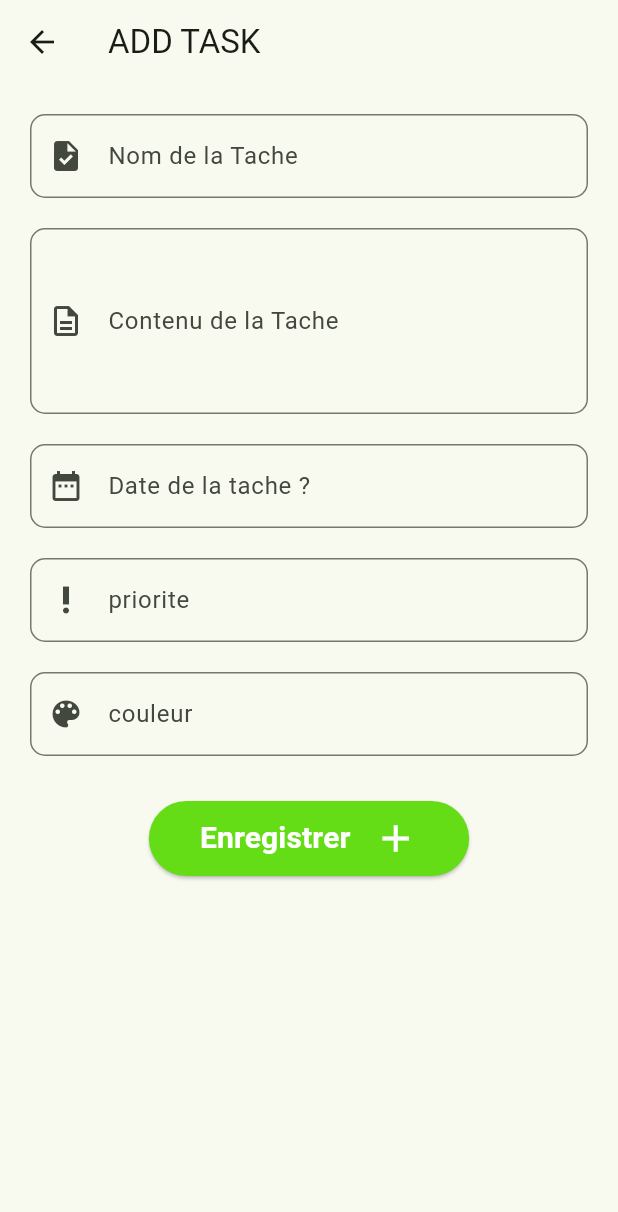
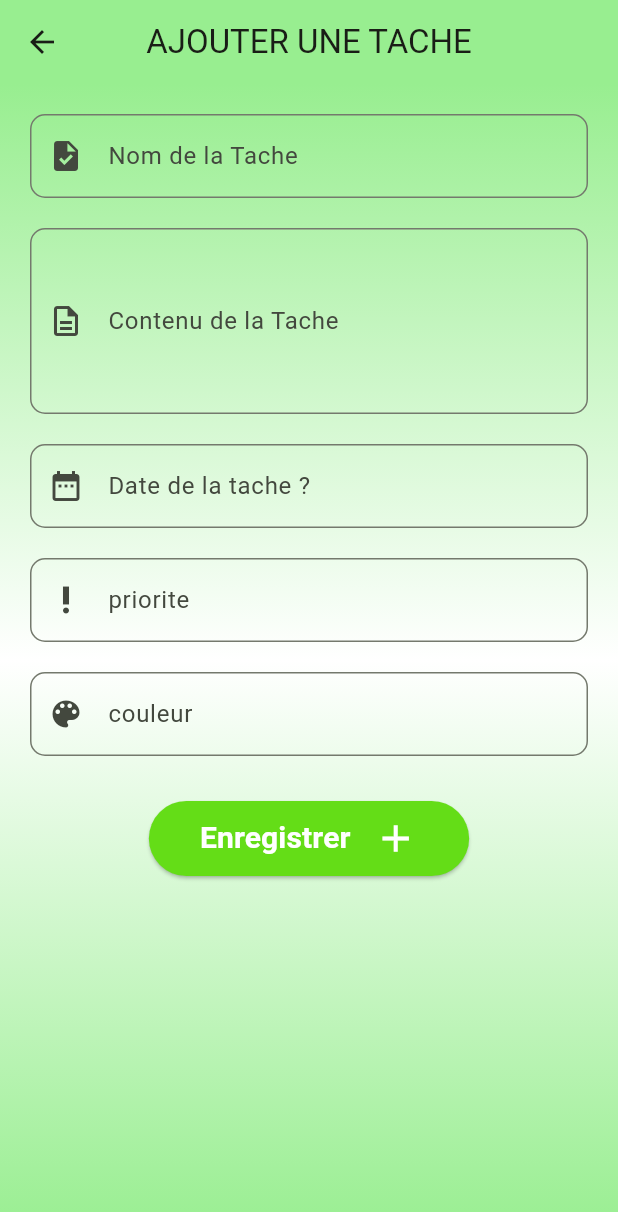
Before and after one commit to OmarDIOP0/tasker-app-force-n, a Flutter app: the screen it shows after launch, on a phone screen of 412 x 824 dp. Shown: the top 1212 px of the screen. Run offline on Flutter 3.47's test engine with Material 3 defaults, Android fonts, the phone set to English and light mode, and no system bars.

Commit message:
ajout de tache

```diff
--- a/lib/screen/add_task/Add_task.dart
+++ b/lib/screen/add_task/Add_task.dart
@@ -24,11 +24,20 @@ class _AddTaskState extends State<AddTask> {
       systemNavigationBarColor: Colors.white
     ));
     return Scaffold(
-      appBar: AppBar(title: Text("ADD TASK"),),
-      body: SingleChildScrollView(
-        child: Container(
+      appBar: AppBar(title: const Text("AJOUTER UNE TACHE"),centerTitle: true,backgroundColor: verylightgreenColor,),
+      body:Container(
+          height: MediaQuery.of(context).size.height,
+          decoration: const BoxDecoration(
+            gradient: LinearGradient(
+                colors: [verylightgreenColor,Colors.white,verylightgreenColor],
+              begin: Alignment.topCenter,
+              end:Alignment.bottomCenter,
+            )
+          ),
           padding: const EdgeInsets.only(top: 20),
-          child:Column(
+          child:Form(
+            key: _keyForm,
+              child: Column(
                 children: [
                   UICustomForm(
                       controller: nom_tache,
@@ -86,7 +95,9 @@ class _AddTaskState extends State<AddTask> {
                         primary: lightgreenColor
                     ),
                     onPressed: (){
+                      if(_keyForm.currentState!.validate()){
                         print("Enregistrer");
+                      }
                     },
                     child: const Padding(
                       padding:EdgeInsets.all(10),
@@ -103,7 +114,7 @@ class _AddTaskState extends State<AddTask> {
                 ],
               ),
           ),
-      )
+        ),
     );
   }
 }
```
Lines whose indentation alone changed are shown as unchanged.
